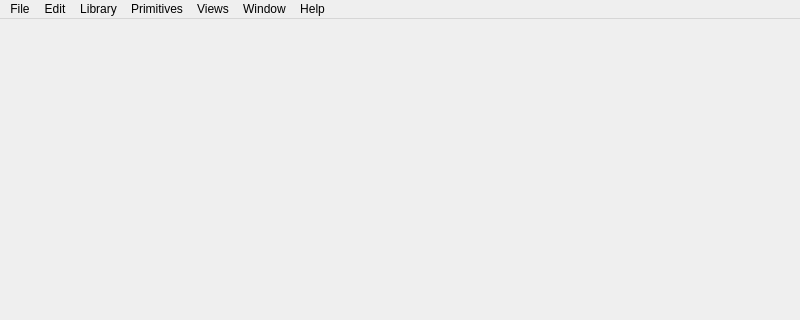
The window that ui/mainwindow.ui (sonicsmooth/ee-llama) describes before a commit, drawn with Qt 5; both pictures show x 0 to 800 and y 0 to 320 of the 800 by 600 pixel window.
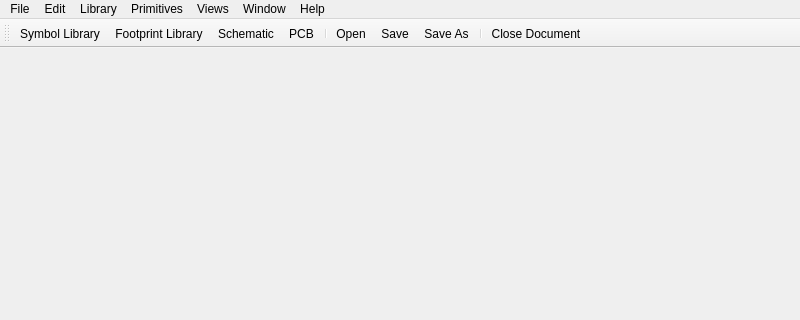
The same window after the commit. Icons and pictures are not drawn.

Commit message: Added toolbar, trying to figure out menu logic

```diff
--- a/ui/mainwindow.ui
+++ b/ui/mainwindow.ui
@@ -95,6 +95,27 @@
    <addaction name="menuHelp"/>
   </widget>
   <widget class="QStatusBar" name="statusbar"/>
+  <widget class="QToolBar" name="toolBar">
+   <property name="windowTitle">
+    <string>toolBar</string>
+   </property>
+   <attribute name="toolBarArea">
+    <enum>TopToolBarArea</enum>
+   </attribute>
+   <attribute name="toolBarBreak">
+    <bool>false</bool>
+   </attribute>
+   <addaction name="actionNewSymbolLibrary"/>
+   <addaction name="actionNewFootprintLibrary"/>
+   <addaction name="actionNewSchematic"/>
+   <addaction name="actionNewPCB"/>
+   <addaction name="separator"/>
+   <addaction name="actionOpen"/>
+   <addaction name="actionSave"/>
+   <addaction name="actionSaveAs"/>
+   <addaction name="separator"/>
+   <addaction name="actionCloseDoc"/>
+  </widget>
   <action name="actionNewSymbolLibrary">
    <property name="icon">
     <iconset resource="../llamasource.qrc">
```
Left out of the diff: 1 changed line with no effect on the pictures. The commit also changes 3 other files.
